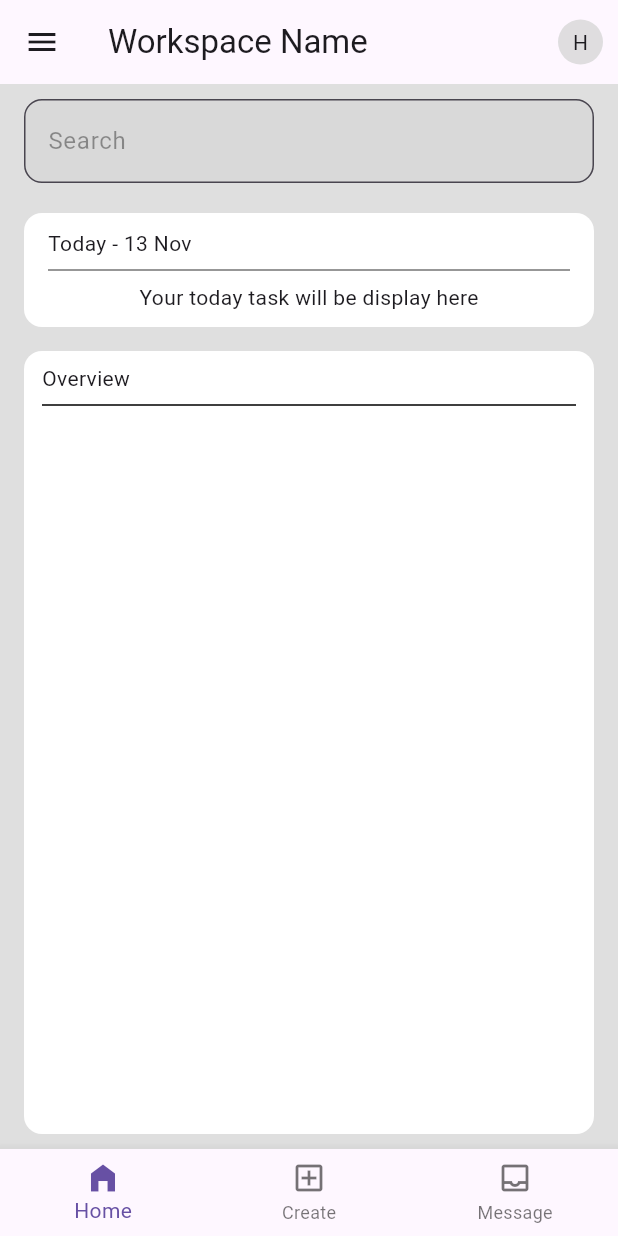
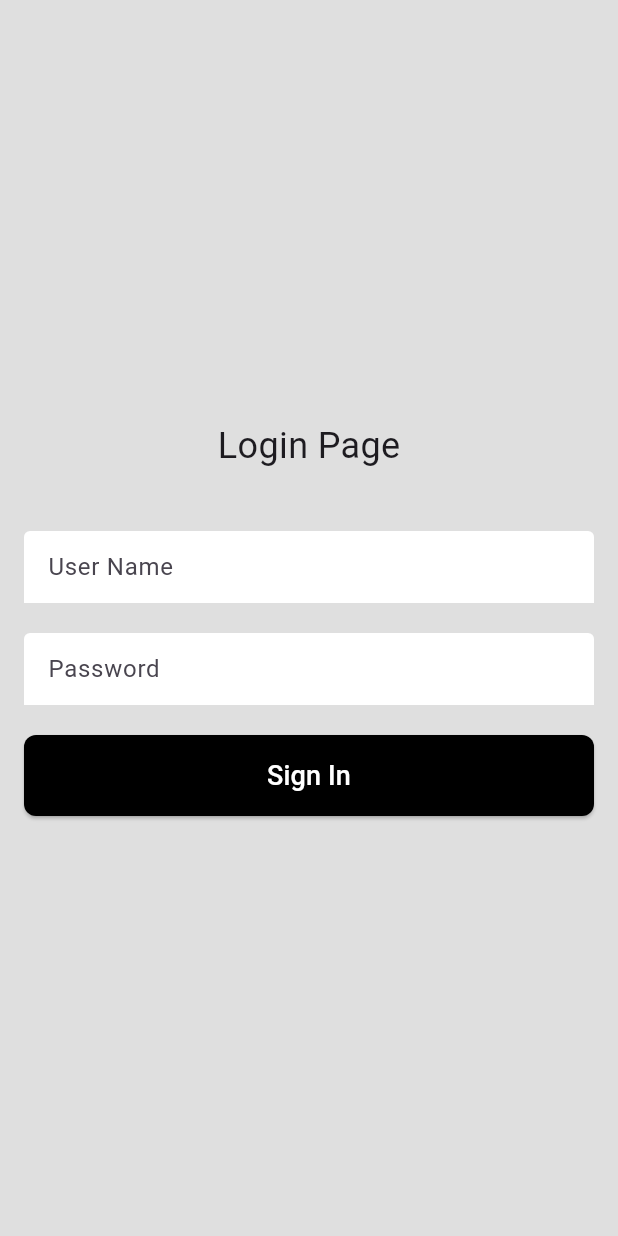
Before and after one commit to le0815/phan_mem_giao_nhac_viec, a Flutter app: the screen it shows after launch, on a phone screen of 412 x 824 dp. Run offline on Flutter 3.47's test engine with Material 3 defaults, Android fonts, the phone set to English and light mode, and no system bars; our stand-ins replace firebase_auth, firebase_core, syncfusion_flutter_gauges; accounts and stored records are empty.

Commit message:
made login via email

```diff
--- a/lib/components/my_drawer.dart
+++ b/lib/components/my_drawer.dart
@@ -1,5 +1,6 @@
 import 'dart:io';
 
+import 'package:firebase_auth/firebase_auth.dart';
 import 'package:flutter/material.dart';
 import 'package:flutter/services.dart';
 
@@ -39,7 +40,7 @@ class _MyDrawerState extends State<MyDrawer> {
             ],
           ),
           ListTile(
-            onTap: () => exit(0),
+            onTap: () async => await FirebaseAuth.instance.signOut(),
             leading: Icon(Icons.exit_to_app_outlined),
             title: Text("Exit"),
           ),
--- /dev/null
+++ b/lib/components/my_textfield.dart
@@ -0,0 +1,26 @@
+import 'package:flutter/material.dart';
+
+class MyTextfield extends StatelessWidget {
+  final String textFieldHint;
+  final TextEditingController textController;
+
+  const MyTextfield({
+    super.key,
+    required this.textFieldHint,
+    required this.textController,
+  });
+
+  @override
+  Widget build(BuildContext context) {
+    return TextField(
+      controller: textController,
+      decoration: InputDecoration(
+        filled: true,
+        fillColor: Colors.white,
+        hintText: textFieldHint,
+        border: const UnderlineInputBorder(borderSide: BorderSide.none),
+        // icon: Icon(Icons.remove_red_eye_outlined),
+      ),
+    );
+  }
+}
--- /dev/null
+++ b/lib/pages/auth_page.dart
@@ -0,0 +1,22 @@
+import 'package:firebase_auth/firebase_auth.dart';
+import 'package:flutter/material.dart';
+import 'package:phan_mem_giao_nhac_viec/pages/home_page.dart';
+import 'package:phan_mem_giao_nhac_viec/pages/login_page.dart';
+
+class AuthPage extends StatelessWidget {
+  const AuthPage({super.key});
+
+  @override
+  Widget build(BuildContext context) {
+    return StreamBuilder<User?>(
+      stream: FirebaseAuth.instance.authStateChanges(),
+      builder: (context, snapshot) {
+        if (snapshot.hasData) {
+          return const HomePage();
+        } else {
+          return const LoginPage();
+        }
+      },
+    );
+  }
+}
--- /dev/null
+++ b/lib/pages/login_page.dart
@@ -0,0 +1,95 @@
+import 'dart:developer';
+
+import 'package:firebase_auth/firebase_auth.dart';
+import 'package:flutter/material.dart';
+import 'package:phan_mem_giao_nhac_viec/components/my_textfield.dart';
+import 'package:phan_mem_giao_nhac_viec/ultis/add_space.dart';
+
+class LoginPage extends StatefulWidget {
+  const LoginPage({super.key});
+
+  @override
+  State<LoginPage> createState() => _LoginPageState();
+}
+
+class _LoginPageState extends State<LoginPage> {
+  var usrNameTextController = TextEditingController();
+  var pwdTextController = TextEditingController();
+
+  OnSignIn() async {
+    try {
+      await FirebaseAuth.instance.signInWithEmailAndPassword(
+          email: usrNameTextController.text, password: pwdTextController.text);
+    } on FirebaseAuthException catch (e) {
+      if (e.code == 'user-not-found') {
+        print('No user found for that email.');
+      } else if (e.code == 'wrong-password') {
+        print('Wrong password provided for that user.');
+      }
+    }
+  }
+
+  @override
+  Widget build(BuildContext context) {
+    return Scaffold(
+      body: SafeArea(
+        child: Padding(
+          padding: EdgeInsets.all(16.0),
+          child: Center(
+            child: Column(
+              mainAxisAlignment: MainAxisAlignment.center,
+              children: [
+                const Text(
+                  "Login Page",
+                  style: TextStyle(fontSize: 24),
+                ),
+                AddVerticalSpace(40),
+                // usr name
+                MyTextfield(
+                  textFieldHint: "User Name",
+                  textController: usrNameTextController,
+                ),
+                AddVerticalSpace(20),
+                // pwd
+                MyTextfield(
+                  textFieldHint: "Password",
+                  textController: pwdTextController,
+                ),
+
+                // sign in btn
+                AddVerticalSpace(20),
+                Row(
+                  children: [
+                    Expanded(
+                      child: ElevatedButton(
+                        style: ElevatedButton.styleFrom(
+                          backgroundColor: Colors.black,
+                          foregroundColor: Colors.white,
+                          shape: RoundedRectangleBorder(
+                            borderRadius: BorderRadius.circular(8),
+                          ),
+                        ),
+                        onPressed: () {
+                          log("usrname: ${usrNameTextController.text}");
+                          log("pwd: ${pwdTextController.text}");
+                          OnSignIn();
+                        },
+                        child: const Padding(
+                          padding: EdgeInsets.symmetric(vertical: 14),
+                          child: Text(
+                            "Sign In",
+                            style: TextStyle(fontSize: 18),
+                          ),
+                        ),
+                      ),
+                    ),
+                  ],
+                )
+              ],
+            ),
+          ),
+        ),
+      ),
+    );
+  }
+}
--- a/pubspec.yaml
+++ b/pubspec.yaml
@@ -37,6 +37,8 @@ dependencies:
   cupertino_icons: ^1.0.8
   syncfusion_flutter_gauges: ^27.1.58
   fl_chart: ^0.69.0
+  firebase_core: ^3.8.0
+  firebase_auth: ^5.3.3
 
 dev_dependencies:
   flutter_test:
```
Also changed, not shown: lib/main.dart (+12 -3 lines), lib/pages/register_page.dart (added, +82 -0 lines), firebase.json (added), lib/firebase_options.dart (added), pubspec.lock, 6 other files.
